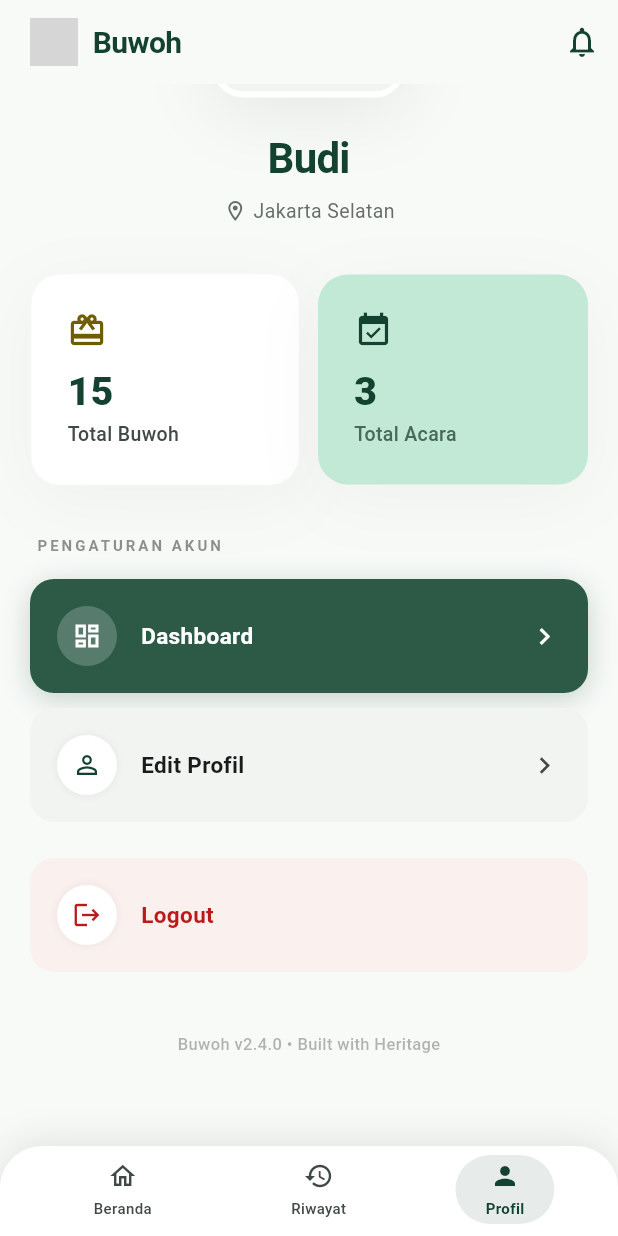
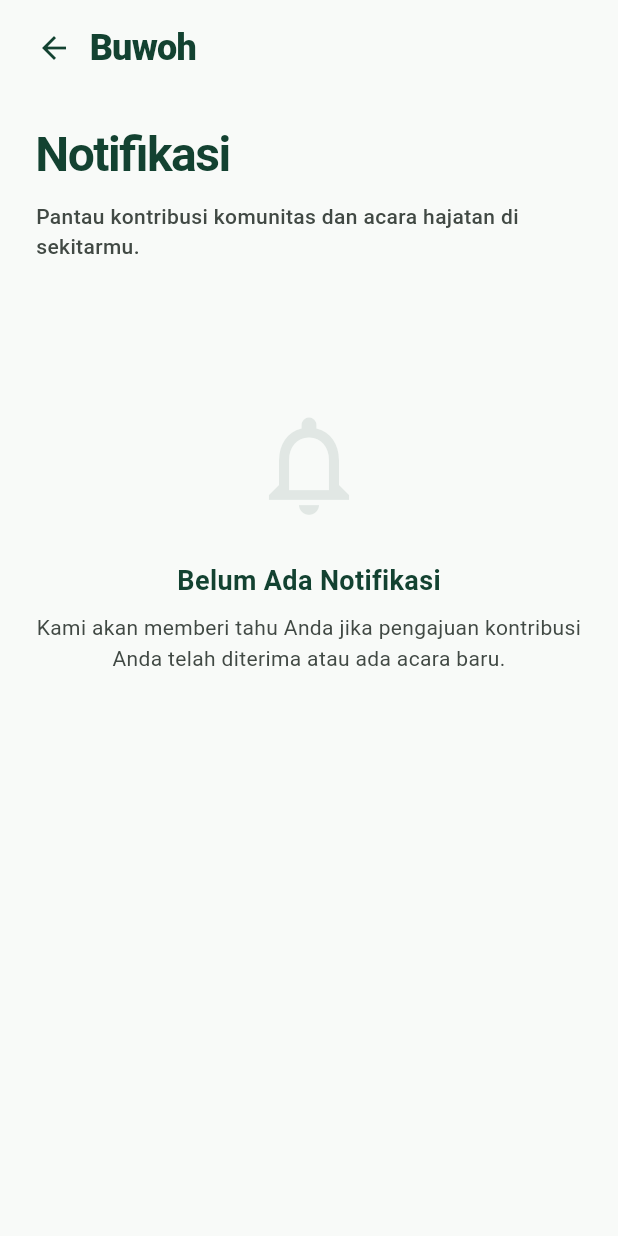
Before and after one commit to rifaprasetya01/buwoh-app, a Flutter app: the HomeScreen screen opened directly, item 3 of the bottom bar chosen, scrolled down 127 dp, after a tap on the "notifications" icon, on a phone screen of 412 x 824 dp. Run offline on Flutter 3.47's test engine with Material 3 defaults, Android fonts, the phone set to English and light mode, and no system bars; our stand-ins replace image_picker; network calls fail; Roboto replaces fonts that are missing (Plus Jakarta Sans); grey boxes are pictures that could not be loaded.

```diff
--- a/frontend/lib/screens/home_screen.dart
+++ b/frontend/lib/screens/home_screen.dart
@@ -8,6 +8,7 @@ import 'invitation_detail_screen.dart';
 import 'history_screen.dart';
 
 import 'profile_screen.dart';
+import 'notifications_screen.dart';
 
 // ── Color Tokens (Global Scope) ───────────────────────────────────────────
 const _primary = Color(0xFF134231);
@@ -252,7 +253,14 @@ class _HomeContentState extends State<_HomeContent> {
                             Icons.notifications_outlined,
                             color: _onSurfaceVariant,
                           ),
-                          onPressed: () {},
+                          onPressed: () {
+                            Navigator.push(
+                              context,
+                              MaterialPageRoute(
+                                builder: (context) => const NotificationsScreen(),
+                              ),
+                            );
+                          },
                         ),
                       ],
                     ),
--- /dev/null
+++ b/frontend/lib/screens/notifications_screen.dart
@@ -0,0 +1,118 @@
+import 'package:flutter/material.dart';
+
+class NotificationsScreen extends StatelessWidget {
+  const NotificationsScreen({super.key});
+
+  @override
+  Widget build(BuildContext context) {
+    const primary = Color(0xFF134231);
+    const background = Color(0xFFF8FAF8);
+    const onSurfaceVariant = Color(0xFF414944);
+
+    return Scaffold(
+      backgroundColor: background,
+      body: SafeArea(
+        child: Column(
+          crossAxisAlignment: CrossAxisAlignment.start,
+          children: [
+            // ── Top App Bar ──────────────────────────────────────────────────
+            Padding(
+              padding: const EdgeInsets.symmetric(horizontal: 12, vertical: 8),
+              child: Row(
+                children: [
+                  IconButton(
+                    icon: const Icon(Icons.arrow_back, color: Color(0xFF134231)),
+                    onPressed: () => Navigator.pop(context),
+                  ),
+                  const Text(
+                    'Buwoh',
+                    style: TextStyle(
+                      fontFamily: 'Plus Jakarta Sans',
+                      fontSize: 24,
+                      fontWeight: FontWeight.w800,
+                      color: Color(0xFF134231),
+                      letterSpacing: -0.5,
+                    ),
+                  ),
+                  const Spacer(),
+                ],
+              ),
+            ),
+
+            Expanded(
+              child: SingleChildScrollView(
+                padding: const EdgeInsets.symmetric(horizontal: 24, vertical: 16),
+                child: Column(
+                  crossAxisAlignment: CrossAxisAlignment.start,
+                  children: [
+                    // ── Header ───────────────────────────────────────────────
+                    const Text(
+                      'Notifikasi',
+                      style: TextStyle(
+                        fontFamily: 'Plus Jakarta Sans',
+                        fontSize: 32,
+                        fontWeight: FontWeight.w700,
+                        color: primary,
+                        letterSpacing: -1,
+                      ),
+                    ),
+                    const SizedBox(height: 8),
+                    const Text(
+                      'Pantau kontribusi komunitas dan acara hajatan di sekitarmu.',
+                      style: TextStyle(
+                        fontFamily: 'Plus Jakarta Sans',
+                        fontSize: 14,
+                        fontWeight: FontWeight.w500,
+                        color: onSurfaceVariant,
+                      ),
+                    ),
+                    const SizedBox(height: 32),
+
+                    // ── Empty State ─────────────────────────────────────────────────
+                    Center(
+                      child: Column(
+                        mainAxisAlignment: MainAxisAlignment.center,
+                        children: [
+                          const SizedBox(height: 64),
+                          Icon(
+                            Icons.notifications_none_outlined,
+                            size: 80,
+                            color: primary.withValues(alpha: 0.1),
+                          ),
+                          const SizedBox(height: 24),
+                          const Text(
+                            'Belum Ada Notifikasi',
+                            style: TextStyle(
+                              fontFamily: 'Plus Jakarta Sans',
+                              fontSize: 18,
+                              fontWeight: FontWeight.w700,
+                              color: primary,
+                            ),
+                          ),
+                          const SizedBox(height: 8),
+                          const Text(
+                            'Kami akan memberi tahu Anda jika pengajuan kontribusi Anda telah diterima atau ada acara baru.',
+                            textAlign: TextAlign.center,
+                            style: TextStyle(
+                              fontFamily: 'Plus Jakarta Sans',
+                              fontSize: 14,
+                              color: onSurfaceVariant,
+                              height: 1.5,
+                            ),
+                          ),
+                        ],
+                      ),
+                    ),
+                  ],
+                ),
+              ),
+            ),
+          ],
+        ),
+      ),
+    );
+  }
+}
+
+  }
+}
--- a/frontend/lib/screens/profile_screen.dart
+++ b/frontend/lib/screens/profile_screen.dart
@@ -3,6 +3,7 @@ import 'package:flutter/foundation.dart' show kIsWeb;
 import 'package:flutter/material.dart';
 import 'edit_profile_screen.dart';
 import 'dashboard_screen.dart';
+import 'notifications_screen.dart';
 
 class ProfileScreen extends StatelessWidget {
   final String nama;
@@ -65,7 +66,14 @@ class ProfileScreen extends StatelessWidget {
         actions: [
           IconButton(
             icon: const Icon(Icons.notifications_outlined, color: _primary),
-            onPressed: () {},
+            onPressed: () {
+              Navigator.push(
+                context,
+                MaterialPageRoute(
+                  builder: (context) => const NotificationsScreen(),
+                ),
+              );
+            },
           ),
         ],
       ),
```
